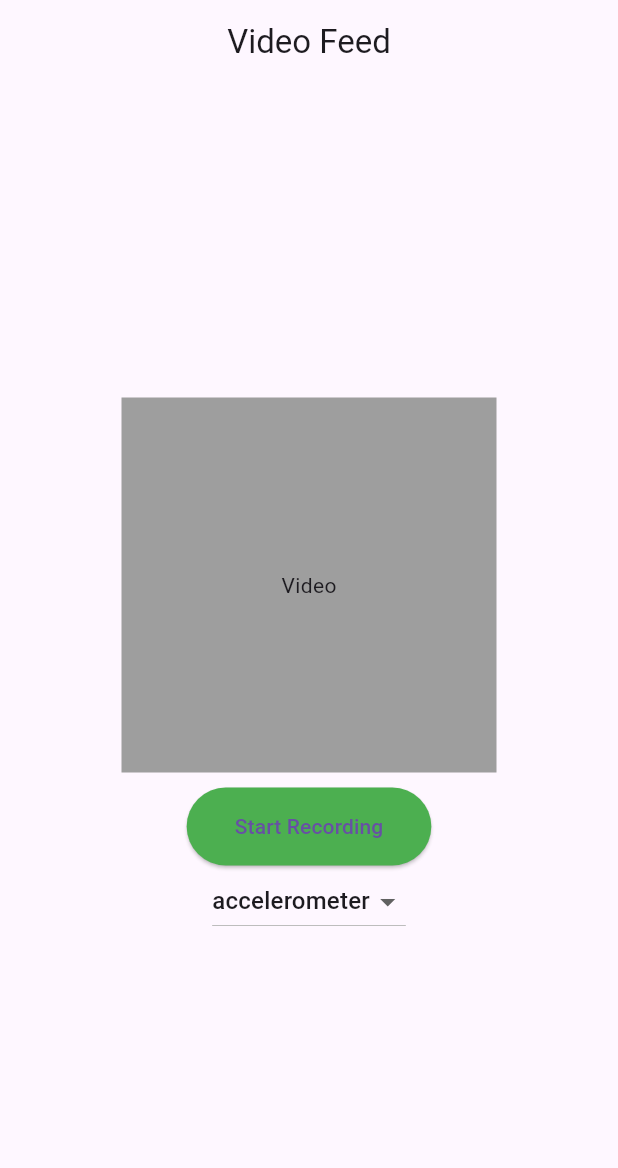
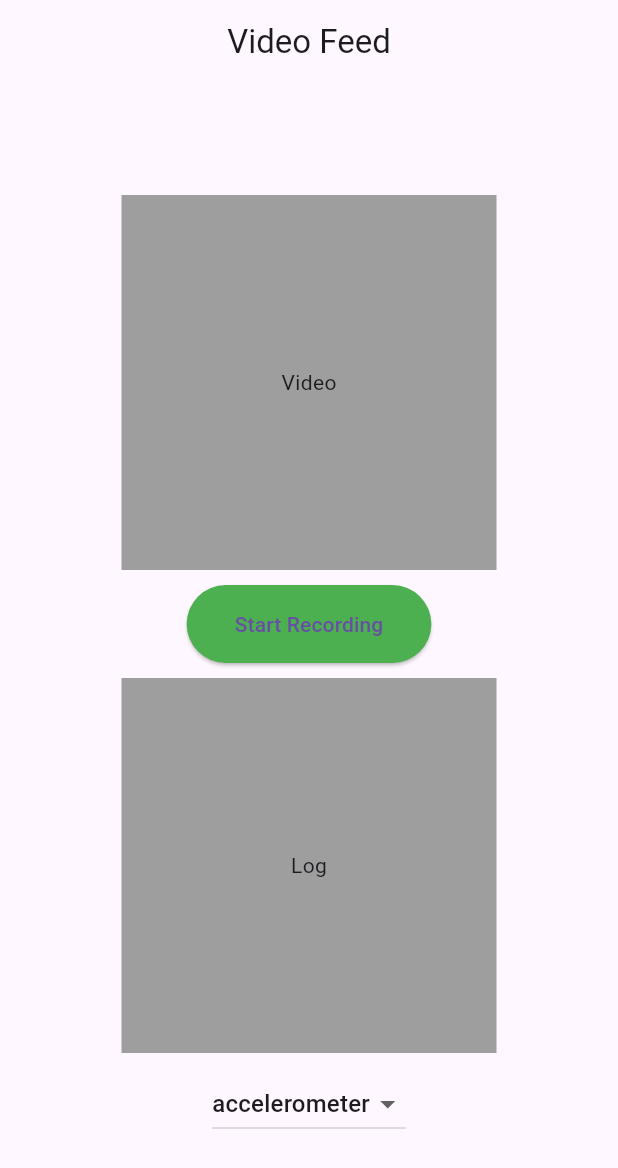
Before and after one commit to Marci310/IE-MobWeb_GroupProj, a Flutter app: the VideoFeedScreen screen opened by its route, on a phone screen of 412 x 824 dp. Shown: the top 1168 px of the screen. Run offline on Flutter 3.47's test engine with Material 3 defaults, Android fonts, the phone set to English and light mode, and no system bars; our stand-ins replace camera, go_router, image_picker, permission_handler; missing offline and left inert: google_mlkit_commons, mdsflutter; statements that could not run were skipped.

Commit message:
comments and pose

```diff
--- a/IE_MobWeb_GroupProj/lib/components/appstatemanager.dart
+++ /dev/null
@@ -1 +0,0 @@
-//to load and save the recordings into cache
--- a/IE_MobWeb_GroupProj/lib/screens/file_viewer.dart
+++ b/IE_MobWeb_GroupProj/lib/screens/file_viewer.dart
@@ -1,4 +1,10 @@
 import 'package:flutter/material.dart';
+
+// FileViewerScreen
+// A FileViewerScreen is a StatefulWidget that replays the previously saved video and sensor log files
+// from the Fitizens sensor. The video file and sensor log file are
+// displayed in containers. The video file can be played or stopped by pressing the play/stop
+// button. This sensor and video information is pulled from the data saved from the original video feed screen.
 
 class FileViewerScreen extends StatefulWidget {
   @override
--- a/IE_MobWeb_GroupProj/lib/screens/scan_screen.dart
+++ b/IE_MobWeb_GroupProj/lib/screens/scan_screen.dart
@@ -5,6 +5,12 @@ import 'video_feed.dart';
 import 'load_data_screen.dart';
 import 'package:fitizens/network/connectbutton.dart';
 import 'package:fitizens/network/movesensemodel.dart';
+
+// ScanScreen
+// A ScanScreen is the first screen the viewer sees when they open the Fitizens app.
+// It's main functionality allows the user to connect to the Fitizens sensor before beginning a workout
+// (recorded data from the video enabled with pose detection and simultaneous to the sensor).
+// The user can also view previous workouts by pressing the view previous workouts button.
 
 class ScanScreen extends StatefulWidget {
   @override
--- a/IE_MobWeb_GroupProj/lib/screens/video_feed.dart
+++ b/IE_MobWeb_GroupProj/lib/screens/video_feed.dart
@@ -1,11 +1,16 @@
 import 'package:fitizens/network/devicelog.dart';
 import 'package:fitizens/network/movesensemodel.dart';
+import 'package:fitizens/vision_detector/pose_detector_view.dart';
 import 'package:flutter/material.dart';
 import 'package:go_router/go_router.dart';
 import 'package:fitizens/network/device.dart';
 import 'playback_screen.dart';
 import 'package:provider/provider.dart';
 
+// VideoFeedScreen
+// A VideoFeedScreen allows the user to record a video and sensor log
+// The user will film the athlete performing the exercise and the sensor will record the data
+// The user can start and stop the recording by pressing the button
 class VideoFeedScreen extends StatefulWidget {
   @override
   _VideoFeedScreenState createState() => _VideoFeedScreenState();
@@ -33,19 +38,7 @@ class _VideoFeedScreenState extends State<VideoFeedScreen> {
         child: Column(
           mainAxisAlignment: MainAxisAlignment.center,
           children: <Widget>[
-            Container(
-              margin: const EdgeInsets.all(10.0),
-              color: Colors.grey,
-              width: 250.0,
-              height: 250.0,
-              child: const Center(
-                  child: Column(
-                mainAxisAlignment: MainAxisAlignment.center,
-                children: [
-                  Text('Video'),
-                ],
-              )),
-            ),
+            cameravie(),
             ElevatedButton(
                 style: ElevatedButton.styleFrom(
                     backgroundColor: _record ? Colors.green : Colors.red,
@@ -62,6 +55,7 @@ class _VideoFeedScreenState extends State<VideoFeedScreen> {
                   }
                 },
                 child: Text(title.toString())),
+            sensorLog(),
             DropdownButton<String>(
               disabledHint: Text(_selectedItem),
               value: _selectedItem,
@@ -104,4 +98,23 @@ class _VideoFeedScreenState extends State<VideoFeedScreen> {
     } else
       return DeviceInteractionWidget(model.device, _selectedItem);
   }
+
+  Widget cameravie() {
+    if (_record) {
+      return Container(
+        margin: const EdgeInsets.all(10.0),
+        color: Colors.grey,
+        width: 250.0,
+        height: 250.0,
+        child: const Center(
+            child: Column(
+          mainAxisAlignment: MainAxisAlignment.center,
+          children: [
+            Text('Video'),
+          ],
+        )),
+      );
+    } else
+      return PoseDetectorView();
+  }
 }
--- a/IE_MobWeb_GroupProj/lib/vision_detector/pose_detector_view.dart
+++ b/IE_MobWeb_GroupProj/lib/vision_detector/pose_detector_view.dart
@@ -32,13 +32,17 @@ class _PoseDetectorViewState extends State<PoseDetectorView> {
 
   @override
   Widget build(BuildContext context) {
-    return DetectorView(
+    return SizedBox(
+      width: 250,
+      height: 250,
+      child: DetectorView(
         title: 'Pose Detector',
         customPaint: _customPaint,
         text: _text,
         onImage: _processImage,
         initialCameraLensDirection: _cameraLensDirection,
         onCameraLensDirectionChanged: (value) => _cameraLensDirection = value,
+      ),
     );
   }
 
```
Also changed, not shown: IE_MobWeb_GroupProj/lib/components/recordings_model.dart (renamed from IE_MobWeb_GroupProj/lib/recordings_model.dart, +4 -3 lines), IE_MobWeb_GroupProj/lib/components/video.dart (deleted, +0 -20 lines), IE_MobWeb_GroupProj/lib/screens/load_data_screen.dart (+10 -3 lines), IE_MobWeb_GroupProj/lib/screens/playback_screen.dart (+7 -1 lines). Lines whose indentation alone changed are shown as unchanged.
